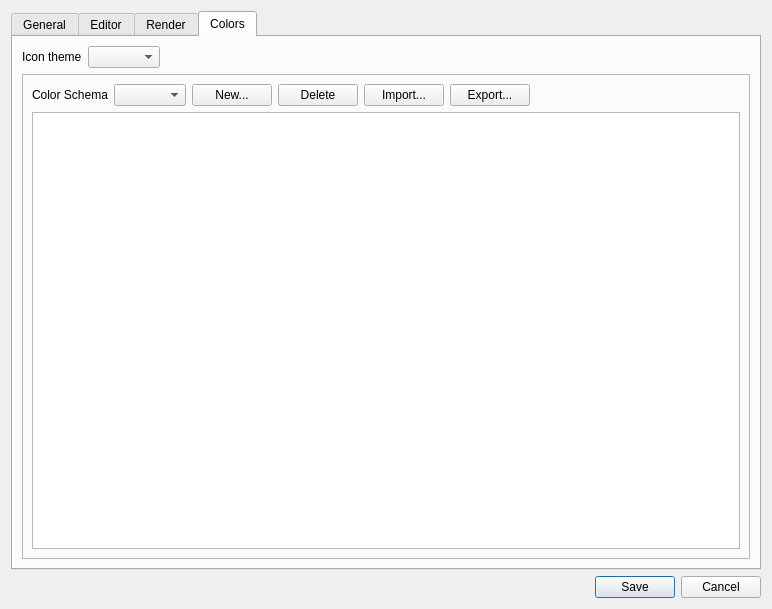
Above: ui/settings_dialog.ui from lasest/manuwrite before the change. Below: the same form after it.
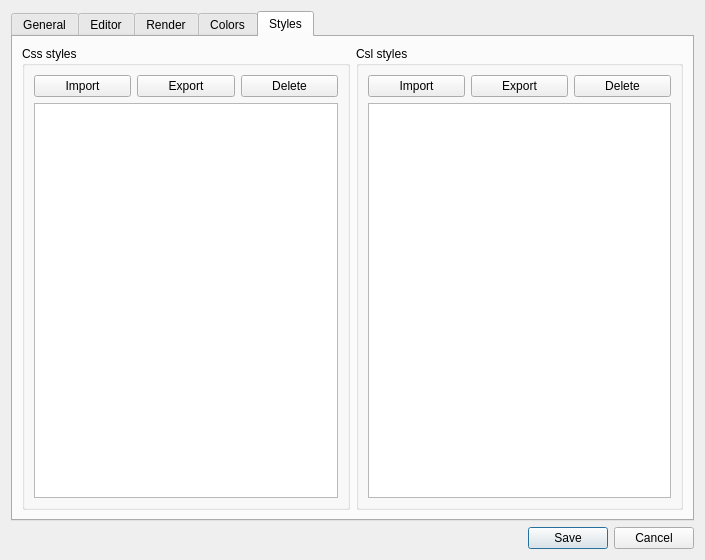
That is the form after the change.

Commit message: Added import/export/delete for css/csl styles

What changed in the file:
```diff
--- a/ui/settings_dialog.ui
+++ b/ui/settings_dialog.ui
@@ -6,8 +6,8 @@
    <rect>
     <x>0</x>
     <y>0</y>
-    <width>772</width>
-    <height>609</height>
+    <width>705</width>
+    <height>560</height>
    </rect>
   </property>
   <property name="windowTitle">
@@ -20,7 +20,7 @@
    <item>
     <widget class="QTabWidget" name="MainTabWidget">
      <property name="currentIndex">
-      <number>3</number>
+      <number>4</number>
      </property>
      <widget class="QWidget" name="GeneralTab">
       <attribute name="title">
@@ -447,6 +447,91 @@
        </item>
       </layout>
      </widget>
+     <widget class="QWidget" name="StylesTab">
+      <attribute name="title">
+       <string>Styles</string>
+      </attribute>
+      <layout class="QVBoxLayout" name="verticalLayout_6">
+       <item>
+        <layout class="QHBoxLayout" name="MainStylesLayout">
+         <item>
+          <widget class="QGroupBox" name="CssStylesGroupBox">
+           <property name="title">
+            <string>Css styles</string>
+           </property>
+           <layout class="QVBoxLayout" name="verticalLayout_7">
+            <item>
+             <layout class="QHBoxLayout" name="CssButtonsLayout">
+              <item>
+               <widget class="QPushButton" name="ImportCssButton">
+                <property name="text">
+                 <string>Import</string>
+                </property>
+               </widget>
+              </item>
+              <item>
+               <widget class="QPushButton" name="ExportCssButton">
+                <property name="text">
+                 <string>Export</string>
+                </property>
+               </widget>
+              </item>
+              <item>
+               <widget class="QPushButton" name="DeleteCssButton">
+                <property name="text">
+                 <string>Delete</string>
+                </property>
+               </widget>
+              </item>
+             </layout>
+            </item>
+            <item>
+             <widget class="QListWidget" name="CssStylesListWidget"/>
+            </item>
+           </layout>
+          </widget>
+         </item>
+         <item>
+          <widget class="QGroupBox" name="CslStylesGroupBox">
+           <property name="title">
+            <string>Csl styles</string>
+           </property>
+           <layout class="QVBoxLayout" name="verticalLayout_8">
+            <item>
+             <layout class="QHBoxLayout" name="CslButtonsLayout">
+              <item>
+               <widget class="QPushButton" name="ImportCslButton">
+                <property name="text">
+                 <string>Import</string>
+                </property>
+               </widget>
+              </item>
+              <item>
+               <widget class="QPushButton" name="ExportCslButton">
+                <property name="text">
+                 <string>Export</string>
+                </property>
+               </widget>
+              </item>
+              <item>
+               <widget class="QPushButton" name="DeleteCslButton">
+                <property name="text">
+                 <string>Delete</string>
+                </property>
+               </widget>
+              </item>
+             </layout>
+            </item>
+            <item>
+             <widget class="QListWidget" name="CslStylesListWidget"/>
+            </item>
+           </layout>
+          </widget>
+         </item>
+        </layout>
+       </item>
+      </layout>
+     </widget>
     </widget>
    </item>
    <item>
```
Left out of the diff: 13 changed lines with no effect on the pictures. The commit also changes 4 other files.
